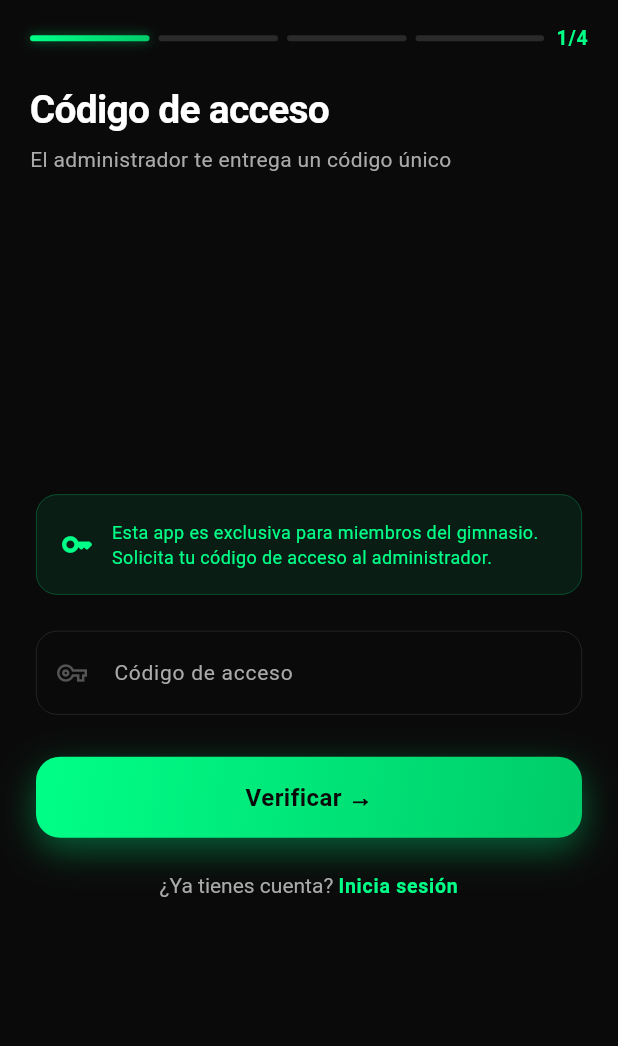
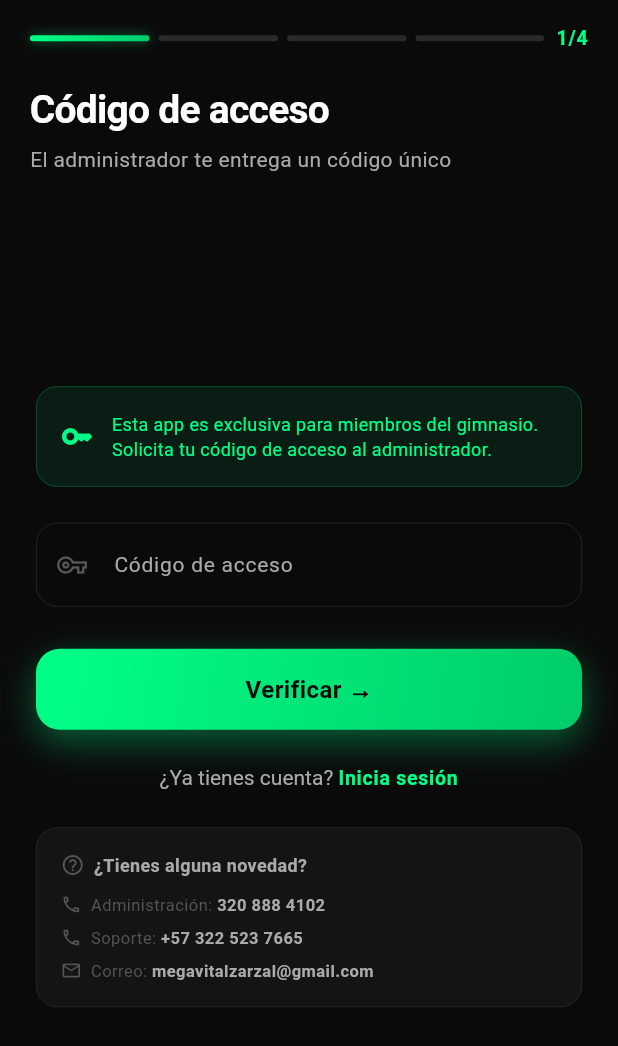
Before and after one commit to vallejoj203k/Mega_vital, a Flutter app: the RegisterScreen screen opened directly, on a phone screen of 412 x 824 dp. Shown: the top 1046 px of the screen. Run offline on Flutter 3.47's test engine with Material 3 defaults, Android fonts, the phone set to English and light mode, and no system bars; our stand-ins replace image_picker, shared_preferences, supabase_flutter; accounts and stored records are empty; network calls fail.

Commit message:
feat(register): agregar bloque de contacto en pantalla de código de acceso
Muestra número de administración, soporte y correo electrónico
por si el usuario tiene alguna novedad al intentar registrarse.

https://claude.ai/code/session_01YPRP9zAkH4h1qCRb4biFJi

```diff
--- a/lib/presentation/screens/auth/register_screen.dart
+++ b/lib/presentation/screens/auth/register_screen.dart
@@ -446,9 +446,91 @@ class _Step0 extends StatelessWidget {
           ),
           const SizedBox(height: 20),
           _LoginPrompt(),
+          const SizedBox(height: 24),
+
+          // Bloque de contacto
+          Container(
+            padding: const EdgeInsets.all(16),
+            decoration: BoxDecoration(
+              color: AppColors.surface,
+              borderRadius: BorderRadius.circular(14),
+              border: Border.all(color: AppColors.border, width: 0.5),
+            ),
+            child: Column(
+              crossAxisAlignment: CrossAxisAlignment.start,
+              children: [
+                Row(
+                  children: [
+                    const Icon(Icons.help_outline_rounded,
+                        color: AppColors.textMuted, size: 16),
+                    const SizedBox(width: 6),
+                    Text(
+                      '¿Tienes alguna novedad?',
+                      style: AppTextStyles.bodySmall.copyWith(
+                          color: AppColors.textSecondary,
+                          fontWeight: FontWeight.w600),
+                    ),
+                  ],
+                ),
+                const SizedBox(height: 10),
+                _ContactRow(
+                  icon: Icons.phone_outlined,
+                  label: 'Administración',
+                  value: '320 888 4102',
+                ),
+                const SizedBox(height: 6),
+                _ContactRow(
+                  icon: Icons.phone_outlined,
+                  label: 'Soporte',
+                  value: '+57 322 523 7665',
+                ),
+                const SizedBox(height: 6),
+                _ContactRow(
+                  icon: Icons.email_outlined,
+                  label: 'Correo',
+                  value: 'megavitalzarzal@gmail.com',
+                ),
+              ],
+            ),
+          ),
           const SizedBox(height: 40),
         ],
       ),
+    );
+  }
+}
+
+class _ContactRow extends StatelessWidget {
+  final IconData icon;
+  final String label;
+  final String value;
+
+  const _ContactRow({
+    required this.icon,
+    required this.label,
+    required this.value,
+  });
+
+  @override
+  Widget build(BuildContext context) {
+    return Row(
+      children: [
+        Icon(icon, size: 14, color: AppColors.textMuted),
+        const SizedBox(width: 6),
+        Text(
+          '$label: ',
+          style: AppTextStyles.caption.copyWith(color: AppColors.textMuted),
+        ),
+        Flexible(
+          child: Text(
+            value,
+            style: AppTextStyles.caption.copyWith(
+              color: AppColors.textSecondary,
+              fontWeight: FontWeight.w600,
+            ),
+          ),
+        ),
+      ],
     );
   }
 }
```
